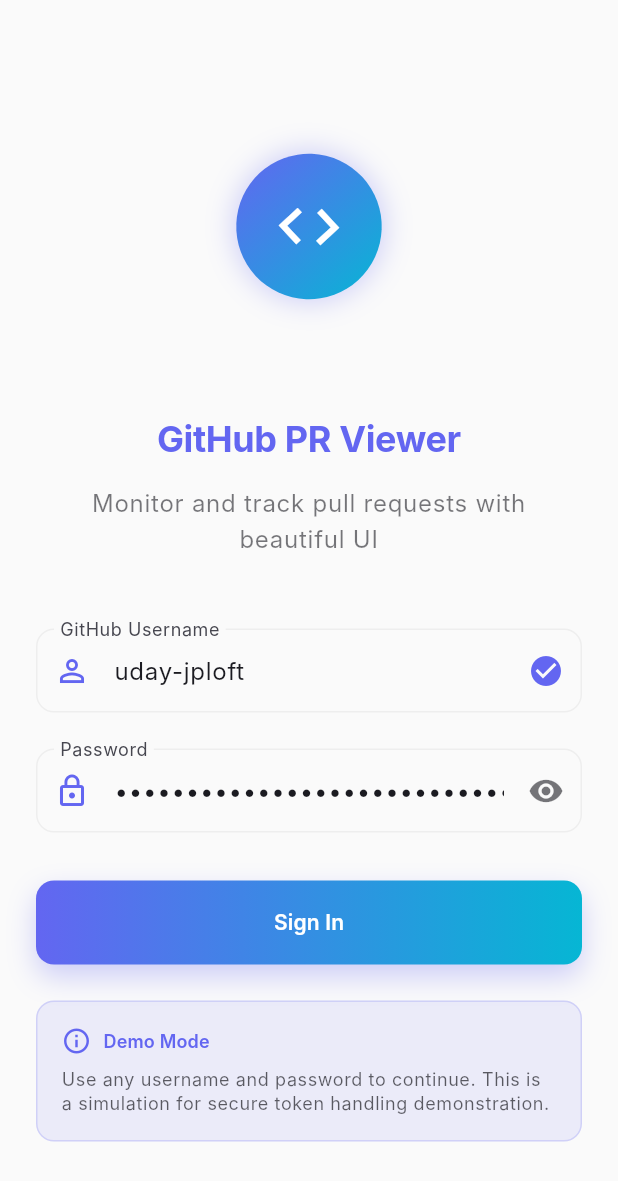
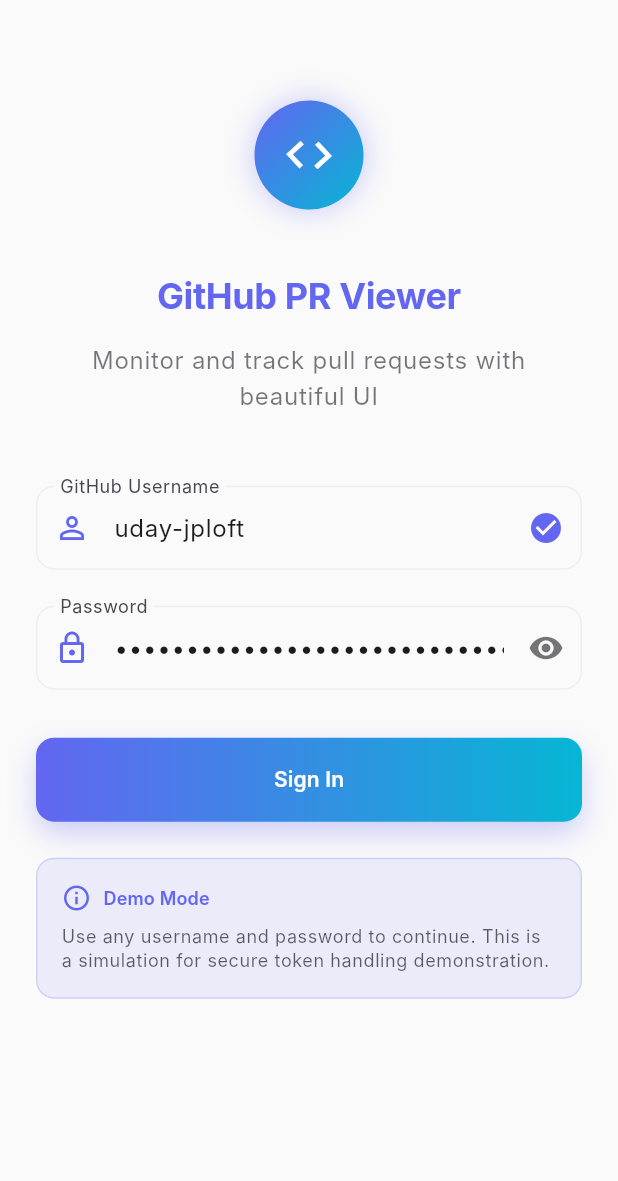
Before and after one commit to uday-jploft/github_pr_viewer, a Flutter app: the screen it shows after launch, on a phone screen of 412 x 824 dp. Shown: the top 1181 px of the screen. Run offline on Flutter 3.47's test engine with Material 3 defaults, Android fonts, the phone set to English and light mode, and no system bars; our stand-ins replace cached_network_image, flutter_riverpod, flutter_secure_storage, logger, shared_preferences, shimmer; Roboto replaces fonts that are missing (Inter).

Commit message:
asddasd
dasdasdd

```diff
--- a/lib/features/auth/presentation/screens/login_screen.dart
+++ b/lib/features/auth/presentation/screens/login_screen.dart
@@ -104,7 +104,7 @@ class _LoginScreenState extends ConsumerState<LoginScreen>
               children: [
                 // Animated GitHub Logo Section
                 Expanded(
-                  flex: 2,
+                  flex: 1,
                   child: FadeTransition(
                     opacity: _fadeAnimation,
                     child: const Center(
@@ -223,8 +223,8 @@ class _AnimatedGitHubLogoState extends State<AnimatedGitHubLogo>
           child: Transform.rotate(
             angle: _rotateAnimation.value * 0.1, // Subtle rotation
             child: Container(
-              width: 120,
-              height: 120,
+              width: 90,
+              height: 90,
               decoration: BoxDecoration(
                 shape: BoxShape.circle,
                 gradient: LinearGradient(
@@ -245,7 +245,7 @@ class _AnimatedGitHubLogoState extends State<AnimatedGitHubLogo>
               ),
               child: Icon(
                 Icons.code_outlined,
-                size: 60,
+                size: 45,
                 color: Colors.white,
               ),
             ),
--- a/lib/features/auth/presentation/widgets/login_form.dart
+++ b/lib/features/auth/presentation/widgets/login_form.dart
@@ -44,7 +44,7 @@ class _LoginFormState extends ConsumerState<LoginForm>
 
     // Pre-fill with demo credentials
     _usernameController.text = 'uday-jploft';
-    _passwordController.text = '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';
+    _passwordController.text = 'ghp_J8RWTMf1JVm8qTcKJCCdTZauL4fZ3K3AxLy123';
     _validateForm();
   }
 
@@ -82,15 +82,15 @@ class _LoginFormState extends ConsumerState<LoginForm>
 
     AppLogger.userAction('Login form submitted');
 
-    // final success = await ref.read(authProvider.notifier).login(
+    final success = await ref.read(authProvider.notifier).login(
+      _usernameController.text.trim(),
+      _passwordController.text,
+    );
+
+    // final success = await ref.read(authProvider.notifier).loginWithToken(
     //   _usernameController.text.trim(),
-    //   _passwordController.text,
+    //   _passwordController.text.trim(),
     // );
-
-    final success = await ref.read(authProvider.notifier).loginWithToken(
-      _usernameController.text.trim(),
-      _passwordController.text.trim(),
-    );
 
 
 
```
Also changed, not shown: 6 other files.
